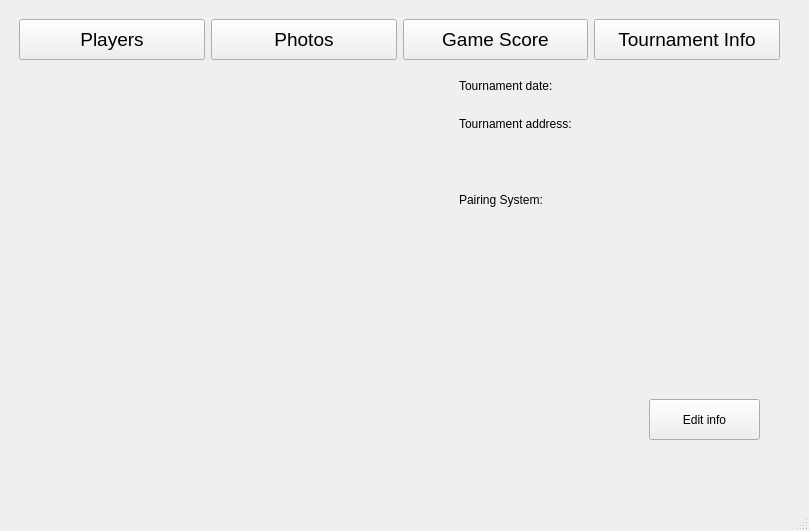
Before: the Qt Designer form mainwindow.ui in skni-kod/TournamentAppDesktop, drawn with Qt 5.
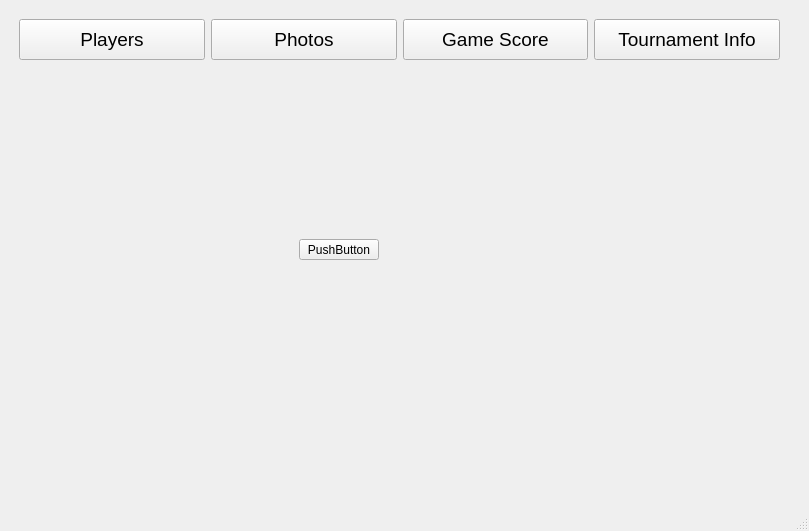
After: the same form once the commit is applied. The open tabs and pages were chosen to show the change.

```diff
--- a/mainwindow.ui
+++ b/mainwindow.ui
@@ -565,74 +565,17 @@
          </item>
         </layout>
        </widget>
-       <widget class="QWidget" name="verticalLayoutWidget">
-        <property name="geometry">
-         <rect>
-          <x>450</x>
-          <y>60</y>
-          <width>321</width>
-          <height>71</height>
-         </rect>
-        </property>
-        <layout class="QVBoxLayout" name="verticalLayout_2">
-         <item>
-          <widget class="QLabel" name="tournDateLabel">
-           <property name="minimumSize">
-            <size>
-             <width>120</width>
-             <height>20</height>
-            </size>
-           </property>
-           <property name="text">
-            <string>Tournament date:</string>
-           </property>
-          </widget>
-         </item>
-         <item>
-          <widget class="QLabel" name="tournAddressLabel">
-           <property name="minimumSize">
-            <size>
-             <width>120</width>
-             <height>20</height>
-            </size>
-           </property>
-           <property name="text">
-            <string>Tournament address:</string>
-           </property>
-          </widget>
-         </item>
-        </layout>
-       </widget>
-       <widget class="QWidget" name="verticalLayoutWidget_2">
-        <property name="geometry">
-         <rect>
-          <x>450</x>
-          <y>150</y>
-          <width>321</width>
-          <height>81</height>
-         </rect>
-        </property>
-        <layout class="QVBoxLayout" name="verticalLayout_4">
-         <item>
-          <widget class="QLabel" name="tournPairingSystemLabel">
-           <property name="text">
-            <string>Pairing System:</string>
-           </property>
-          </widget>
-         </item>
-        </layout>
-       </widget>
        <widget class="QPushButton" name="pushButton">
         <property name="geometry">
          <rect>
-          <x>640</x>
-          <y>390</y>
-          <width>111</width>
-          <height>41</height>
+          <x>290</x>
+          <y>230</y>
+          <width>80</width>
+          <height>21</height>
          </rect>
         </property>
         <property name="text">
-         <string>Edit info</string>
+         <string>PushButton</string>
         </property>
        </widget>
       </widget>
```
Left out of the diff: 2 changed lines with no effect on the pictures.
